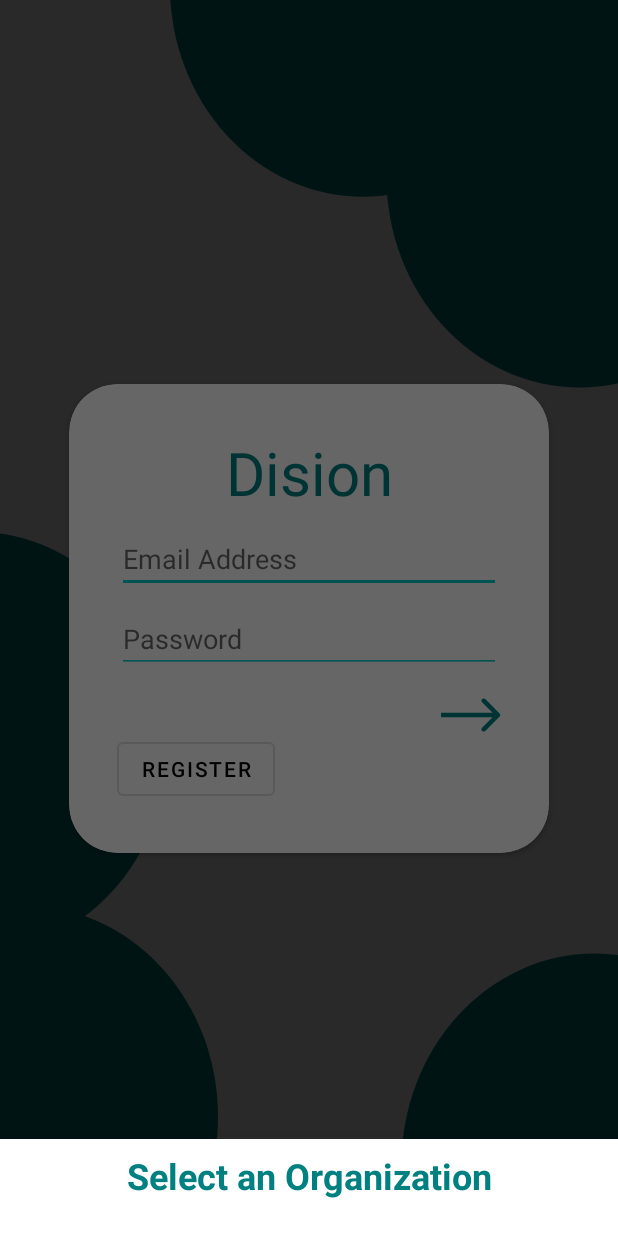
After one commit to dims26/Dision, an Android app: the ItemListDialogFragment screen opened directly, with no data from a screen before it, on a phone screen of 412 x 824 dp. The commit adds this screen. Run offline under Robolectric (Android 15) with nearby library versions, the phone set to English and light mode, and no system bars; our stand-ins replace Firebase (no records; nobody signed in at launch, a user with empty details on screens opened directly); 4 statements that could not run were skipped.

Commit message:
ft(login): implement login flow-log in, load user data

```diff
--- a/app/build.gradle
+++ b/app/build.gradle
@@ -30,6 +30,8 @@ dependencies {
     implementation 'androidx.appcompat:appcompat:1.2.0'
     implementation 'androidx.constraintlayout:constraintlayout:2.0.2'
     implementation 'androidx.legacy:legacy-support-v4:1.0.0'
+    implementation 'com.google.android.material:material:1.2.0'
+    implementation 'androidx.recyclerview:recyclerview:1.1.0'
     testImplementation 'junit:junit:4.12'
     androidTestImplementation 'androidx.test.ext:junit:1.1.2'
     androidTestImplementation 'androidx.test.espresso:espresso-core:3.3.0'
--- a/app/src/main/java/com/example/dision/Repository.kt
+++ b/app/src/main/java/com/example/dision/Repository.kt
@@ -1,7 +1,10 @@
 package com.example.dision
 
+import android.util.Log
 import androidx.lifecycle.MutableLiveData
 import com.example.dision.helper.NetworkState
+import com.example.dision.models.User
+import com.google.firebase.auth.FirebaseUser
 import com.google.firebase.firestore.DocumentReference
 import com.google.firebase.firestore.FirebaseFirestore
 
@@ -49,4 +52,21 @@ class Repository(private val firestore: FirebaseFirestore) {
             else loadState.postValue(NetworkState.FAILURE)
         }
     }
+
+    fun loadOrgList(uid: String, loadState: MutableLiveData<NetworkState>, user: MutableLiveData<User>) {
+        firestore.document("people/$uid").get()
+                .addOnSuccessListener {userData ->
+                    user.postValue(User(
+                            userData.getString("id")!!,
+                            userData.getString("name")!!,
+                            userData.getString("email")!!,
+                            userData.get("organizations") as HashMap<String, DocumentReference>
+                    ))
+                    loadState.postValue(NetworkState.SUCCESS)
+                }
+                .addOnFailureListener {
+                    Log.e("REPOSITORY_LOADORGLIST", "Couldn't load user documents")
+                    loadState.postValue(NetworkState.FAILURE)
+                }
+    }
 }
--- a/app/src/main/java/com/example/dision/helper/ViewModelFactory.java
+++ b/app/src/main/java/com/example/dision/helper/ViewModelFactory.java
@@ -27,7 +27,7 @@ public class ViewModelFactory implements ViewModelProvider.Factory {
     @Override
     public <T extends ViewModel> T create(@NonNull Class<T> modelClass) {
         if (modelClass.isAssignableFrom(LoginViewModel.class))
-            return (T) new LoginViewModel();
+            return (T) new LoginViewModel(auth, repository);
         else if (modelClass.isAssignableFrom(RegisterViewModel.class))
             return (T) new RegisterViewModel(auth, repository);
         else throw new IllegalArgumentException("Unsupported ViewModel class: " + modelClass.getName());
--- /dev/null
+++ b/app/src/main/java/com/example/dision/models/User.kt
@@ -0,0 +1,5 @@
+package com.example.dision.models
+
+import com.google.firebase.firestore.DocumentReference
+
+data class User(val id: String, val name: String, val email: String, val organizations: HashMap<String, DocumentReference>)
--- /dev/null
+++ b/app/src/main/java/com/example/dision/screens/list_bottomsheet/ItemListCallback.java
@@ -0,0 +1,7 @@
+package com.example.dision.screens.list_bottomsheet;
+
+import java.io.Serializable;
+
+public interface ItemListCallback extends Serializable {
+    public void onItemSelected(Object value);
+}
--- /dev/null
+++ b/app/src/main/java/com/example/dision/screens/list_bottomsheet/ItemListDialogFragment.java
@@ -0,0 +1,137 @@
+package com.example.dision.screens.list_bottomsheet;
+
+import android.app.Dialog;
+import android.os.Bundle;
+
+import androidx.annotation.Nullable;
+import androidx.annotation.NonNull;
+
+import com.google.android.material.bottomsheet.BottomSheetBehavior;
+import com.google.android.material.bottomsheet.BottomSheetDialogFragment;
+
+import androidx.recyclerview.widget.LinearLayoutManager;
+import androidx.recyclerview.widget.RecyclerView;
+
+import android.util.Log;
+import android.view.LayoutInflater;
+import android.view.View;
+import android.view.ViewGroup;
+import android.widget.TextView;
+
+import com.example.dision.R;
+
+import java.util.ArrayList;
+import java.util.List;
+
+/**
+ * <p>A fragment that shows a list of items as a modal bottom sheet.</p>
+ * <p>You can show this modal bottom sheet from your activity like this:</p>
+ * <pre>
+ *     itemListDialogFragment.newInstance(30).show(getSupportFragmentManager(), "dialog");
+ * </pre>
+ */
+public class ItemListDialogFragment extends BottomSheetDialogFragment {
+
+    private static final String ARG_ITEM_LIST = "item_list";
+    private static final String ARG_ITEM_CALLBACK = "item_callback";
+
+    public static ItemListDialogFragment newInstance(ArrayList<String> items, ItemListCallback callback) {
+        final ItemListDialogFragment fragment = new ItemListDialogFragment();
+        final Bundle args = new Bundle();
+        args.putSerializable(ARG_ITEM_LIST, items);
+        args.putSerializable(ARG_ITEM_CALLBACK, callback);
+        fragment.setArguments(args);
+        return fragment;
+    }
+
+    @Nullable
+    @Override
+    public View onCreateView(LayoutInflater inflater, @Nullable ViewGroup container,
+                             @Nullable Bundle savedInstanceState) {
+        return inflater.inflate(R.layout.fragment_item_list_dialog_list_dialog, container, false);
+    }
+
+    @Override
+    public void onViewCreated(@NonNull View view, @Nullable Bundle savedInstanceState) {
+        final RecyclerView recyclerView = view.findViewById(R.id.list);
+        recyclerView.setLayoutManager(new LinearLayoutManager(getContext()));
+        //noinspection ConstantConditions,unchecked,unchecked
+        recyclerView.setAdapter(
+                new itemAdapter((List<String>) getArguments().getSerializable(ARG_ITEM_LIST),
+                (ItemListCallback) getArguments().getSerializable(ARG_ITEM_CALLBACK)));
+    }
+
+    @Override
+    public void onStart() {
+        super.onStart();
+        setCancelable(false);
+    }
+
+    @Override
+    public void setCancelable(boolean cancelable) {
+        final Dialog dialog = getDialog();
+        View touchOutsideView = dialog.getWindow().getDecorView().findViewById(com.google.android.material.R.id.touch_outside);
+        View bottomSheetView = dialog.getWindow().getDecorView().findViewById(com.google.android.material.R.id.design_bottom_sheet);
+
+        if (cancelable) {
+            touchOutsideView.setOnClickListener(new View.OnClickListener() {
+                @Override
+                public void onClick(View v) {
+                    if (dialog.isShowing()) {
+                        dialog.cancel();
+                    }
+                }
+            });
+            BottomSheetBehavior.from(bottomSheetView).setHideable(true);
+        } else {
+            touchOutsideView.setOnClickListener(null);
+            BottomSheetBehavior.from(bottomSheetView).setHideable(false);
+        }
+    }
+
+    private class ViewHolder extends RecyclerView.ViewHolder {
+
+        final TextView text;
+
+        ViewHolder(LayoutInflater inflater, ViewGroup parent) {
+            super(inflater.inflate(R.layout.fragment_item_list_dialog_list_dialog_item, parent, false));
+            text = itemView.findViewById(R.id.text);
+        }
+    }
+
+    private class itemAdapter extends RecyclerView.Adapter<ViewHolder> {
+
+        private final List<String> mItemList;
+        final ItemListCallback mCallback;
+
+        itemAdapter(List<String> itemList, ItemListCallback callback) {
+            Log.e("ITEMLISTDIALOGFRAGMENT", itemList.toString());
+            mItemList = itemList;
+            mCallback = callback;
+        }
+
+        @NonNull
+        @Override
+        public ViewHolder onCreateViewHolder(@NonNull ViewGroup parent, int viewType) {
+            return new ViewHolder(LayoutInflater.from(parent.getContext()), parent);
+        }
+
+        @Override
+        public void onBindViewHolder(ViewHolder holder, final int position) {
+            holder.text.setText(mItemList.get(position));
+            holder.text.setOnClickListener(new View.OnClickListener() {
+                @Override
+                public void onClick(View v) {
+                    mCallback.onItemSelected(mItemList.get(position));
+                }
+            });
+        }
+
+        @Override
+        public int getItemCount() {
+            return mItemList.size();
+        }
+
+    }
+
+}
--- a/app/src/main/java/com/example/dision/screens/login/LoginFragment.java
+++ b/app/src/main/java/com/example/dision/screens/login/LoginFragment.java
@@ -9,29 +9,42 @@ import android.view.View;
 import android.view.ViewGroup;
 import android.widget.EditText;
 import android.widget.ImageButton;
+import android.widget.LinearLayout;
+import android.widget.Toast;
 
 import androidx.annotation.NonNull;
 import androidx.annotation.Nullable;
 import androidx.fragment.app.Fragment;
+import androidx.lifecycle.Observer;
 import androidx.lifecycle.ViewModelProvider;
 import androidx.navigation.NavDirections;
 import androidx.navigation.fragment.NavHostFragment;
 
 import com.example.dision.R;
+import com.example.dision.Repository;
+import com.example.dision.helper.NetworkState;
 import com.example.dision.helper.ViewModelFactory;
+import com.example.dision.screens.list_bottomsheet.ItemListCallback;
+import com.example.dision.screens.list_bottomsheet.ItemListDialogFragment;
 import com.google.android.material.button.MaterialButton;
 import com.google.firebase.auth.FirebaseAuth;
+import com.google.firebase.firestore.FirebaseFirestore;
 
-public class LoginFragment extends Fragment {
+import java.util.ArrayList;
 
+public class LoginFragment extends Fragment implements ItemListCallback {
+
+    private static final String TAG = LoginFragment.class.getName();
     private FirebaseAuth mAuth;
 
     private EditText emailEditText;
     private EditText passwordEditText;
     private ImageButton loginButton;
     private MaterialButton registerButton;
+    private LinearLayout loadingScrim;
 
     private LoginFragment thisFragment = this;
+    private LoginViewModel viewModel;
 
     @Override
     public void onCreate(Bundle savedInstanceState) {
@@ -49,18 +62,19 @@ public class LoginFragment extends Fragment {
         super.onViewCreated(view, savedInstanceState);
 
         mAuth = FirebaseAuth.getInstance();
-        ViewModelFactory factory = new ViewModelFactory(mAuth);
-        LoginViewModel viewModel = new ViewModelProvider(this, factory).get(LoginViewModel.class);
+        ViewModelFactory factory = new ViewModelFactory(mAuth, new Repository(FirebaseFirestore.getInstance()));
+        viewModel = new ViewModelProvider(this, factory).get(LoginViewModel.class);
 
         emailEditText = view.findViewById(R.id.email_edittext);
         passwordEditText = view.findViewById(R.id.password_edittext);
         loginButton = view.findViewById(R.id.login_button);
         registerButton = view.findViewById(R.id.register_button);
+        loadingScrim = view.findViewById(R.id.loading_scrim);
 
+        //check if logged in and load appropriate data
+        viewModel.checkLoggedIn();
 
-        //TODO check if logged in and open dashboard
-
-        //TODO set up buttons and textfields
+        //set up buttons and textfields
         setupUi();
     }
 
@@ -73,7 +87,7 @@ public class LoginFragment extends Fragment {
 
             @Override
             public void onTextChanged(CharSequence s, int start, int before, int count) {
-                loginButton.setEnabled(Patterns.EMAIL_ADDRESS.matcher(s).matches());
+                viewModel.email = s.toString();
             }
 
             @Override
@@ -89,7 +103,7 @@ public class LoginFragment extends Fragment {
 
             @Override
             public void onTextChanged(CharSequence s, int start, int before, int count) {
-                loginButton.setEnabled(count >= 8);
+                viewModel.password = s.toString();
             }
 
             @Override
@@ -99,6 +113,12 @@ public class LoginFragment extends Fragment {
         });
 
         //TODO wire buttons login and register buttons
+        loginButton.setOnClickListener(new View.OnClickListener() {
+            @Override
+            public void onClick(View v) {
+                viewModel.login();
+            }
+        });
         registerButton.setOnClickListener(new View.OnClickListener() {
             @Override
             public void onClick(View v) {
@@ -106,5 +126,36 @@ public class LoginFragment extends Fragment {
                 NavHostFragment.findNavController(thisFragment).navigate(direction);
             }
         });
+
+        viewModel.loadState.observe(getViewLifecycleOwner(), new Observer<NetworkState>() {
+            @Override
+            public void onChanged(NetworkState networkState) {
+                switch (networkState){
+                    case IDLE:
+                        loadingScrim.setVisibility(View.GONE);
+                        break;
+                    case LOADING:
+                        loadingScrim.setVisibility(View.VISIBLE);
+                        break;
+                    case FAILURE:
+                        loadingScrim.setVisibility(View.GONE);
+                        Toast.makeText(getContext(), "Login failed", Toast.LENGTH_LONG).show();
+                        break;
+                    case SUCCESS:
+                        loadingScrim.setVisibility(View.GONE);
+                        //TODO Show organization selection in modal bottom sheet
+                        ArrayList<String> orgNames = new ArrayList<>(viewModel.user.getValue().getOrganizations().keySet());
+                        ItemListDialogFragment bottomSheet = ItemListDialogFragment.newInstance(orgNames, (ItemListCallback) thisFragment);
+                        bottomSheet.show(thisFragment.getChildFragmentManager(), TAG);
+                        break;
+                }
+            }
+        });
+    }
+
+    @Override
+    public void onItemSelected(Object value) {
+        //TODO Resolve the value from view model User and navigate
+        Toast.makeText(getContext(), viewModel.user.getValue().getOrganizations().get(value).toString(), Toast.LENGTH_SHORT).show();
     }
 }
--- a/app/src/main/java/com/example/dision/screens/login/LoginViewModel.java
+++ b/app/src/main/java/com/example/dision/screens/login/LoginViewModel.java
@@ -1,6 +1,86 @@
 package com.example.dision.screens.login;
 
+import android.util.Log;
+import android.util.Patterns;
+
+import androidx.annotation.NonNull;
+import androidx.lifecycle.LiveData;
+import androidx.lifecycle.MutableLiveData;
+import androidx.lifecycle.Observer;
 import androidx.lifecycle.ViewModel;
 
+import com.example.dision.Repository;
+import com.example.dision.helper.NetworkState;
+import com.example.dision.models.User;
+import com.google.android.gms.tasks.OnFailureListener;
+import com.google.android.gms.tasks.OnSuccessListener;
+import com.google.firebase.auth.AuthResult;
+import com.google.firebase.auth.FirebaseAuth;
+import com.google.firebase.auth.FirebaseUser;
+
 public class LoginViewModel extends ViewModel {
+
+    public LoginViewModel(FirebaseAuth auth, Repository repository){
+        this.auth = auth;
+        this.repository = repository;
+        loadState.observeForever(loadStateObserver);
+    }
+
+    private FirebaseAuth auth;
+    private Repository repository;
+    String email = "";
+    String password = "";
+    private MutableLiveData<User> _user = new MutableLiveData<>(null);
+    LiveData<User> user = _user;
+
+    private MutableLiveData<NetworkState> _loadState = new MutableLiveData<>(NetworkState.IDLE);
+    LiveData<NetworkState> loadState = _loadState;
+
+    Observer<NetworkState> loadStateObserver = new Observer<NetworkState>() {
+        @Override
+        public void onChanged(NetworkState networkState) {
+            if (networkState == NetworkState.FAILURE)
+                auth.signOut();//logout if login flow fails
+        }
+    };
+
+    public void login(){
+        if (!(Patterns.EMAIL_ADDRESS.matcher(email).matches() && password.length() >= 8))
+            return;
+
+        _loadState.setValue(NetworkState.LOADING);
+        auth.signInWithEmailAndPassword(email, password)
+                .addOnSuccessListener(new OnSuccessListener<AuthResult>() {
+                    @Override
+                    public void onSuccess(AuthResult authResult) {
+                        loadOrgList();
+                    }
+                })
+                .addOnFailureListener(new OnFailureListener() {
+                    @Override
+                    public void onFailure(@NonNull Exception e) {
+                        Log.e("LOGINVIEWMODEL", "Couldn't sign in");
+                        _loadState.postValue(NetworkState.FAILURE);
+                    }
+                });
+    }
+
+    void checkLoggedIn(){
+        if (auth.getCurrentUser() == null)
+            return;
+        _loadState.setValue(NetworkState.LOADING);
+        loadOrgList();
+    }
+
+    private void loadOrgList() {
+        FirebaseUser authCurrentUser = auth.getCurrentUser();
+        if (authCurrentUser == null) _loadState.postValue(NetworkState.FAILURE);
+        repository.loadOrgList(authCurrentUser.getUid(), _loadState, _user);
+    }
+
+    @Override
+    protected void onCleared() {
+        loadState.removeObserver(loadStateObserver);
+        super.onCleared();
+    }
 }
--- a/app/src/main/java/com/example/dision/screens/register/RegisterFragment.java
+++ b/app/src/main/java/com/example/dision/screens/register/RegisterFragment.java
@@ -3,7 +3,6 @@ package com.example.dision.screens.register;
 import android.os.Bundle;
 import android.text.Editable;
 import android.text.TextWatcher;
-import android.util.Patterns;
 import android.view.LayoutInflater;
 import android.view.View;
 import android.view.ViewGroup;
@@ -168,7 +167,7 @@ public class RegisterFragment extends Fragment {
                     case SUCCESS:
                         loadingScrim.setVisibility(View.GONE);
                         // Sign Created user out
-                        FirebaseAuth.getInstance().signOut();
+                        FirebaseAuth.getInstance().signOut();//TODO move all sign out code to viewModel
                         // Navigate back to login screen
                         NavHostFragment.findNavController(thisFragment).popBackStack();
                 }
--- /dev/null
+++ b/app/src/main/res/layout/fragment_item_list_dialog_list_dialog.xml
@@ -0,0 +1,35 @@
+<?xml version="1.0" encoding="utf-8"?>
+<androidx.constraintlayout.widget.ConstraintLayout
+    xmlns:android="http://schemas.android.com/apk/res/android"
+    xmlns:tools="http://schemas.android/com/tools"
+    xmlns:app="http://schemas.android.com/apk/res-auto"
+    android:layout_height="wrap_content"
+    android:layout_width="match_parent"
+    android:padding="8dp">
+    <TextView
+        android:id="@+id/dialog_title"
+        android:layout_width="match_parent"
+        android:layout_height="wrap_content"
+        android:text="@string/select_an_organization"
+        android:textStyle="bold"
+        android:textColor="@color/colorPrimary"
+        android:textSize="24sp"
+        android:gravity="center"
+        app:layout_constraintStart_toStartOf="parent"
+        app:layout_constraintEnd_toEndOf="parent"
+        app:layout_constraintTop_toTopOf="parent"/>
+
+    <androidx.recyclerview.widget.RecyclerView
+        android:id="@+id/list"
+        android:layout_width="match_parent"
+        android:layout_height="wrap_content"
+        android:clipToPadding="false"
+        android:paddingTop="@dimen/list_item_spacing_half"
+        android:paddingBottom="@dimen/list_item_spacing_half"
+        tools:context=".screens.list_bottomsheet.ItemListDialogFragment"
+        tools:listitem="@layout/fragment_item_list_dialog_list_dialog_item"
+        app:layout_constraintTop_toBottomOf="@id/dialog_title"
+        app:layout_constraintBottom_toBottomOf="parent"
+        app:layout_constraintStart_toStartOf="parent"
+        app:layout_constraintEnd_toEndOf="parent" />
+</androidx.constraintlayout.widget.ConstraintLayout>
--- a/app/src/main/res/layout/fragment_login.xml
+++ b/app/src/main/res/layout/fragment_login.xml
@@ -6,6 +6,23 @@
     android:layout_height="match_parent"
     android:background="@drawable/background"
     tools:context=".screens.login.LoginFragment">
+
+    <LinearLayout
+        android:id="@+id/loading_scrim"
+        android:layout_width="match_parent"
+        android:layout_height="match_parent"
+        android:gravity="center"
+        android:background="#99000000"
+        android:visibility="gone"
+        android:elevation="4dp"
+        android:clickable="true"
+        android:focusable="true">
+        <ProgressBar
+            android:layout_width="100dp"
+            android:layout_height="100dp"
+            android:layout_gravity="center"
+            android:indeterminateDrawable="@drawable/ball"/>
+    </LinearLayout>
 
     <androidx.cardview.widget.CardView
         android:layout_width="320dp"
--- /dev/null
+++ b/app/src/main/res/values/dimens.xml
@@ -0,0 +1,5 @@
+<?xml version="1.0"?>
+<resources>
+    <dimen name="list_item_spacing">16dp</dimen>
+    <dimen name="list_item_spacing_half">8dp</dimen>
+</resources>
--- a/app/src/main/res/values/strings.xml
+++ b/app/src/main/res/values/strings.xml
@@ -9,4 +9,5 @@
     <string name="register">Register</string>
     <string name="name_of_organization_hint">Name of Organization</string>
     <string name="full_name_hint">Full name</string>
+    <string name="select_an_organization">Select an Organization</string>
 </resources>
```
Also changed, not shown: app/src/main/java/com/example/dision/screens/register/RegisterViewModel.java (+16 -0 lines), app/src/main/res/layout/fragment_item_list_dialog_list_dialog_item.xml (added, +13 -0 lines).
